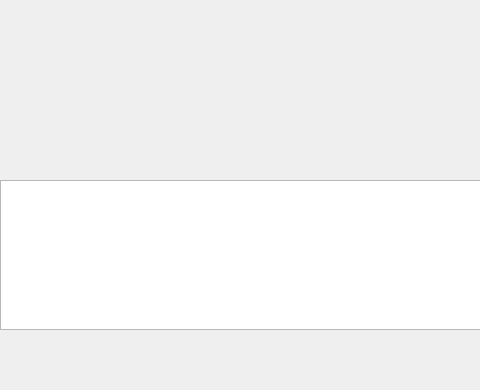
Qt form chatpage.ui (Jackzhou1999/XChat) before a commit; both pictures show x 0 to 480 and y 348 to 738 of the 793 by 738 pixel window.
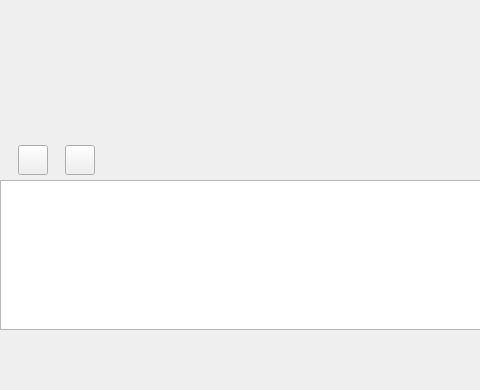
The same form after that commit. Custom widgets are drawn as their Qt base class.

Diff of the .ui file:
```diff
--- a/chatpage.ui
+++ b/chatpage.ui
@@ -158,17 +158,17 @@
           </spacer>
          </item>
          <item>
-          <widget class="ClickLabelPlus" name="emo_lb">
+          <widget class="ClickButton" name="emo_btn">
            <property name="minimumSize">
             <size>
-             <width>25</width>
-             <height>25</height>
+             <width>30</width>
+             <height>30</height>
             </size>
            </property>
            <property name="maximumSize">
             <size>
-             <width>25</width>
-             <height>25</height>
+             <width>30</width>
+             <height>30</height>
             </size>
            </property>
            <property name="text">
@@ -193,17 +193,17 @@
           </spacer>
          </item>
          <item>
-          <widget class="ClickLabelPlus" name="file_lb">
+          <widget class="ClickButton" name="file_btn">
            <property name="minimumSize">
             <size>
-             <width>25</width>
-             <height>25</height>
+             <width>30</width>
+             <height>30</height>
             </size>
            </property>
            <property name="maximumSize">
             <size>
-             <width>25</width>
-             <height>25</height>
+             <width>30</width>
+             <height>30</height>
             </size>
            </property>
            <property name="text">
@@ -320,11 +320,6 @@
    <extends>QPushButton</extends>
    <header>clickbutton.h</header>
   </customwidget>
-  <customwidget>
-   <class>ClickLabelPlus</class>
-   <extends>QLabel</extends>
-   <header>clicklabelplus.h</header>
-  </customwidget>
   <customwidget>
    <class>ChatView</class>
    <extends>QWidget</extends>
```
